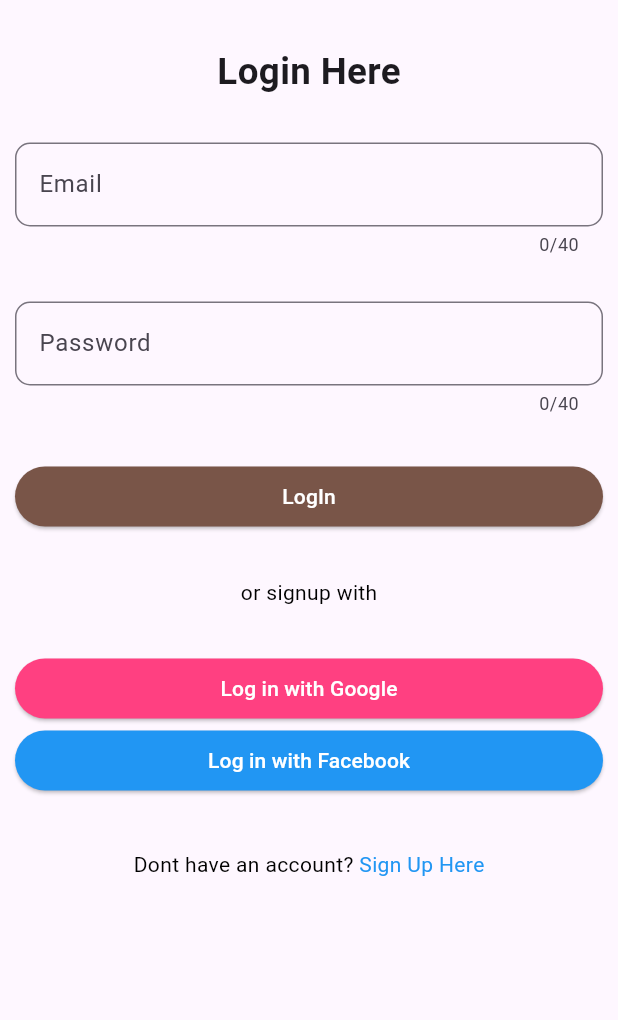
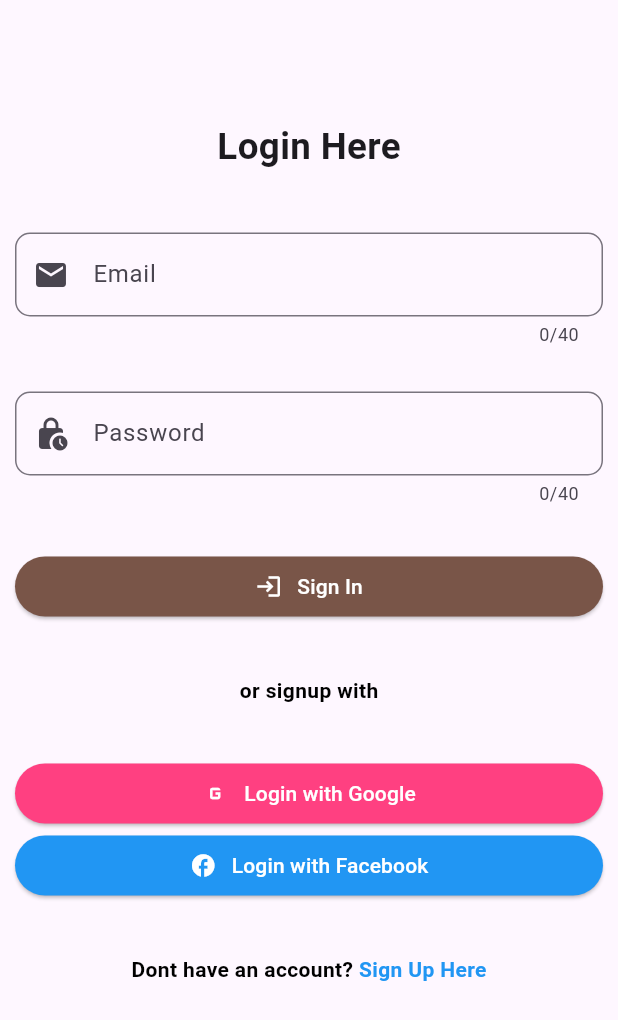
Before and after one commit to jeven2003/front-Kaps, a Flutter app: the login screen opened by its route, on a phone screen of 412 x 824 dp. Shown: the top 1020 px of the screen. Run offline on Flutter 3.47's test engine with Material 3 defaults, Android fonts, the phone set to English and light mode, and no system bars; our stand-ins replace flutter_spinkit; network calls fail.

Commit message:
not final pa

```diff
--- a/lib/pages/login.dart
+++ b/lib/pages/login.dart
@@ -22,6 +22,7 @@
             child: Column(
                 crossAxisAlignment: CrossAxisAlignment.center,
                 children: <Widget>[
+                  SizedBox(height: 50.0),
                   Text(
                      'Login Here',
                     style: TextStyle(
@@ -29,7 +30,7 @@
                       fontSize: 24.5,
                     ),
                   ),
-                  SizedBox(height: 30.0),
+                  SizedBox(height: 40.0),
                   Form(
                     key: formKey,
                     child: Column(
@@ -38,6 +39,7 @@
                           TextFormField(
                             maxLength: 40,
                             decoration: InputDecoration(
+                              prefixIcon: Icon(Icons.email),
                                 label: Text('Email'),
                                 border: OutlineInputBorder(
                                   borderRadius: BorderRadius.circular(10.0),
@@ -61,6 +63,7 @@
                             maxLength: 40,
                             keyboardType: TextInputType.emailAddress,
                             decoration: InputDecoration(
+                              prefixIcon: Icon(Icons.lock_clock_rounded),
                                 label: Text('Password'),
                                 border: OutlineInputBorder(
                                   borderRadius: BorderRadius.circular(10.0),
@@ -89,30 +92,46 @@
                                 Navigator.pushReplacementNamed(context, '/');
                               }
                             },
-                            child:  Text ('LogIn'),
+                            child: Row(
+                              mainAxisAlignment: MainAxisAlignment.center,
+                              children: [
+                                Icon(Icons.login),
+                                SizedBox(width: 10.0,),
+                                Text('Sign In')
+                              ],
+                            ),
                             style: ElevatedButton.styleFrom(
                               backgroundColor: Colors.brown,
                               foregroundColor: Colors.white,
                             ),
                           ),
-                          SizedBox(height: 30.0),
+                          SizedBox(height: 35.0),
                           Row(
                             mainAxisAlignment: MainAxisAlignment.center,
                             children: <Widget>[
+
                               Text(
                                 'or signup with',
                                 style: TextStyle(
-                                  color: Colors.black
+                                  color: Colors.black,
+                                  fontWeight: FontWeight.bold
                                 ),
                               )
                             ],
                           ),
-                          SizedBox(height: 30.0),
+                          SizedBox(height: 35.0),
 
                           ElevatedButton(
                             onPressed: (){},
+                            child: Row(
+                              mainAxisAlignment: MainAxisAlignment.center,
+                              children: [
+                                Icon(Icons.g_mobiledata),
+                                SizedBox(width: 10.0,),
+                                Text('Login with Google')
+                              ],
+                            ),
 
-                            child:  Text ('Log in with Google'),
                             style: ElevatedButton.styleFrom(
                               backgroundColor: Colors.pinkAccent,
                               foregroundColor: Colors.white,
@@ -120,8 +139,14 @@
                           ),
                           ElevatedButton(
                             onPressed: (){},
-
-                            child:  Text ('Log in with Facebook'),
+                            child: Row(
+                              mainAxisAlignment: MainAxisAlignment.center,
+                              children: [
+                                Icon(Icons.facebook),
+                                SizedBox(width: 10.0,),
+                                Text('Login with Facebook')
+                              ],
+                            ),
                             style: ElevatedButton.styleFrom(
                               backgroundColor: Colors.blue,
                               foregroundColor: Colors.white,
@@ -135,6 +160,7 @@
                                 'Dont have an account? ',
                                 style: TextStyle(
                                   color: Colors.black,
+                                  fontWeight: FontWeight.bold
                                 ),
                               ),
                               SizedBox(height: 30.0),
@@ -142,7 +168,8 @@
                                 child: Text(
                                   'Sign Up Here',
                                   style: TextStyle(
-                                    color: Colors.blue
+                                    color: Colors.blue,
+                                    fontWeight: FontWeight.bold
                                   ),
                                 ),
                                 onTap: () => Navigator.popAndPushNamed(context, '/signup'),
--- a/lib/pages/menu.dart
+++ b/lib/pages/menu.dart
@@ -17,7 +17,7 @@
   late Future<List<dynamic>> products;
   Future<List<dynamic>>
 fetchData() async{
-   final response =  await http.get(Uri.parse('http://10.0.2.2:8080/products')
+   final response =  await http.get(Uri.parse('http://10.0.2.2:8080/api/v1/product/all')
   );
    final data = jsonDecode(response.body);
    print(data);
--- a/lib/pages/selectedProducts.dart
+++ b/lib/pages/selectedProducts.dart
@@ -44,7 +44,7 @@
             mainAxisAlignment: MainAxisAlignment.spaceBetween,
             children: [
               Text(
-                ' ₱ ${totalAmount.toString()}',
+                ' ₱ ${totalAmount.toStringAsFixed(2)}',
                 style: TextStyle(
                   fontSize:20.0,
                 ),
```
Also changed, not shown: lib/pages/dashboard.dart (+40 -17 lines), lib/pages/signup.dart (+18 -5 lines), assets/coffee.jpg (added).
